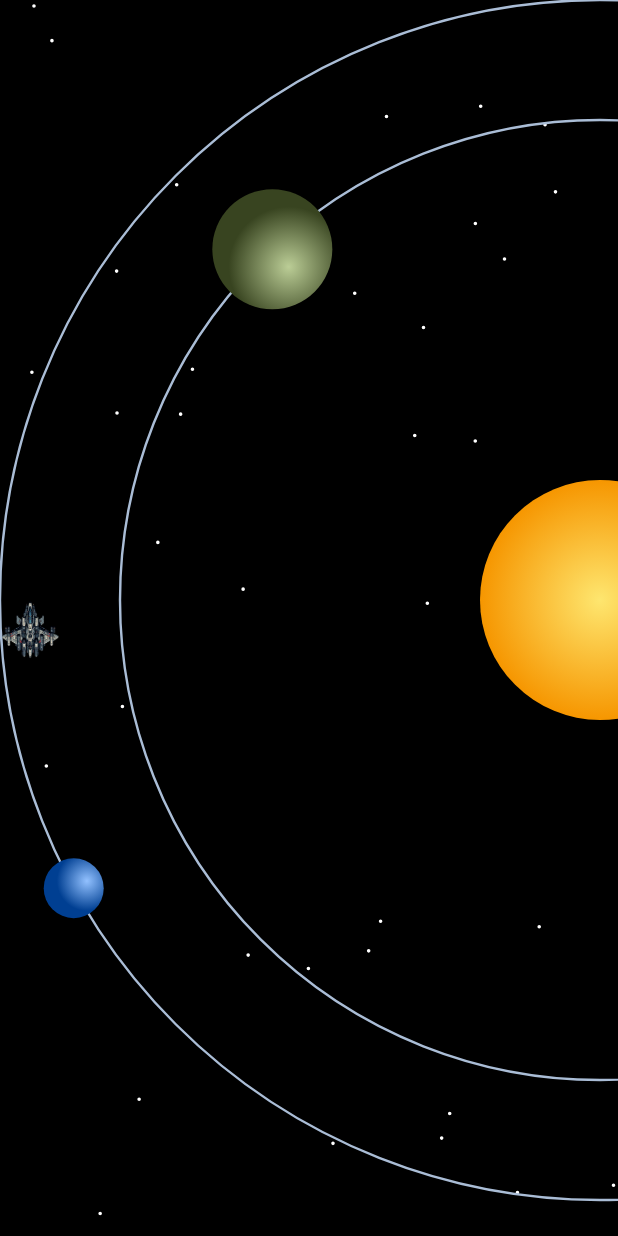
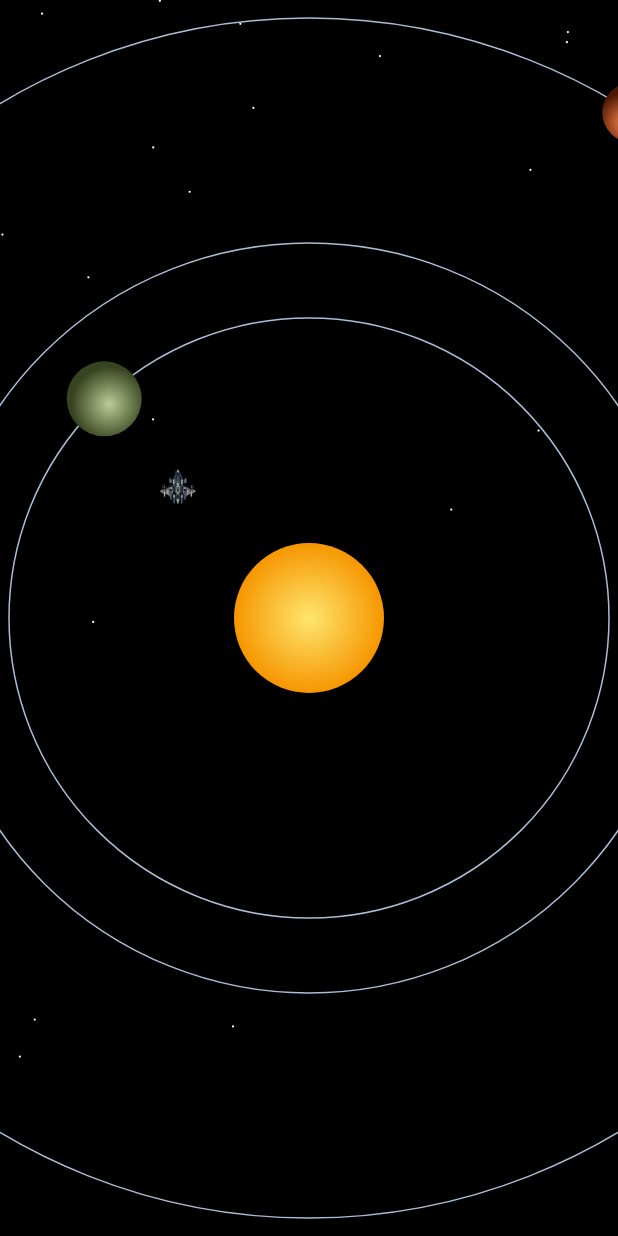
Before and after one commit to dmilicic/flutter_solar_system, a Flutter app: the screen it shows after launch, on a phone screen of 412 x 824 dp. Run offline on Flutter 3.47's test engine with Material 3 defaults, Android fonts, the phone set to English and light mode, and no system bars; our stand-ins replace firebase_core, firebase_database; accounts and stored records are empty.

Commit message:
Some UI updates and increased space size

```diff
--- a/lib/models/planet_data.dart
+++ b/lib/models/planet_data.dart
@@ -1,4 +1,3 @@
-import 'dart:math';
 import 'dart:ui';
 
 class PlanetData {
--- a/lib/repository/spaceship_repository.dart
+++ b/lib/repository/spaceship_repository.dart
@@ -7,6 +7,7 @@ import 'package:solar_system/repository/spaceship_repository_interface.dart';
 import 'package:uuid/uuid.dart';
 
 import '../models/spaceship_data.dart';
+import '../ui/config.dart';
 
 class SpaceshipRepository implements ISpaceshipRepository {
 
@@ -29,8 +30,8 @@ class SpaceshipRepository implements ISpaceshipRepository {
     playerSpaceship = SpaceshipData(
       id: id,
       name: 'Spaceship 1',
-      locationX: 500.0,
-      locationY: 1000.0,
+      locationX: Config.spaceWidth / 2.0 - 200.0,
+      locationY: Config.spaceHeight / 2.0 - 200.0,
       lastUpdated: DateTime.now().millisecondsSinceEpoch,
       shipType: randomShipType,
     );
--- /dev/null
+++ b/lib/ui/config.dart
@@ -0,0 +1,4 @@
+class Config {
+  static const spaceWidth = 4000.0;
+  static const spaceHeight = 4000.0;
+}
--- a/lib/ui/solar_system.dart
+++ b/lib/ui/solar_system.dart
@@ -10,6 +10,7 @@ import 'package:solar_system/ui/painters/planet_painter.dart';
 import 'package:solar_system/ui/painters/space_painter.dart';
 
 import '../models/spaceship_data.dart';
+import 'config.dart';
 
 class SolarSystem extends StatefulWidget {
   const SolarSystem({super.key});
@@ -30,9 +31,6 @@ class _SolarSystemState extends State<SolarSystem> with SingleTickerProviderStat
   final FocusNode _focusNode = FocusNode();
   final Set<LogicalKeyboardKey> _currentKeysPressed = {};
 
-  final spaceWidth = 2000.0;
-  final spaceHeight = 2000.0;
-
   double _elapsed = 0.0;
 
   bool playerShipInitialized = false;
@@ -41,9 +39,18 @@ class _SolarSystemState extends State<SolarSystem> with SingleTickerProviderStat
   void initState() {
     super.initState();
 
-    _controller.value = Matrix4.identity()
-      ..scale(0.8)
-      ..translate(-spaceWidth / 4, -spaceHeight / 4);
+    WidgetsBinding.instance.addPostFrameCallback((_) {
+      final screenSize = MediaQuery.of(context).size;
+      const midPoint = Offset(Config.spaceWidth / 2, Config.spaceHeight / 2);
+      const initialScale = 0.5;
+
+      final initialOffset = Offset(midPoint.dx * initialScale - screenSize.width / 2, midPoint.dy * initialScale - screenSize.height / 2);
+
+      _controller.value = Matrix4.identity()
+        ..translate(-initialOffset.dx, -initialOffset.dy, 0)
+        ..scale(initialScale);
+
+    });
 
     repository.registerNewSpaceship();
 
@@ -88,13 +95,13 @@ class _SolarSystemState extends State<SolarSystem> with SingleTickerProviderStat
   @override
   Widget build(BuildContext context) {
 
-    return RawKeyboardListener(
+    return KeyboardListener(
       focusNode: _focusNode,
       autofocus: true,
-      onKey: (RawKeyEvent event) {
-        if (event is RawKeyDownEvent) {
+      onKeyEvent: (KeyEvent event) {
+        if (event is KeyDownEvent) {
           _currentKeysPressed.add(event.logicalKey);
-        } else if (event is RawKeyUpEvent) {
+        } else if (event is KeyUpEvent) {
           _currentKeysPressed.remove(event.logicalKey);
         }
       },
@@ -106,16 +113,16 @@ class _SolarSystemState extends State<SolarSystem> with SingleTickerProviderStat
         minScale: 0.01,
         child: Stack(children: [
           SizedBox(
-            width: spaceWidth,
-            height: spaceHeight,
+            width: Config.spaceWidth,
+            height: Config.spaceHeight,
             child: CustomPaint(
               painter: SpacePainter(dataProvider),
             ),
           ),
 
           SizedBox(
-            width: spaceWidth,
-            height: spaceHeight,
+            width: Config.spaceWidth,
+            height: Config.spaceHeight,
             child: CustomPaint(
               painter: PlanetPainter(dataProvider),
             ),
@@ -162,8 +169,8 @@ class _SolarSystemState extends State<SolarSystem> with SingleTickerProviderStat
                 }
 
                 return SizedBox(
-                    width: spaceWidth,
-                    height: spaceHeight,
+                    width: Config.spaceWidth,
+                    height: Config.spaceHeight,
                     child: Stack(children: spaceshipWidgets));
               } else {
                 return Container();
```
Also changed, not shown: pubspec.lock.
